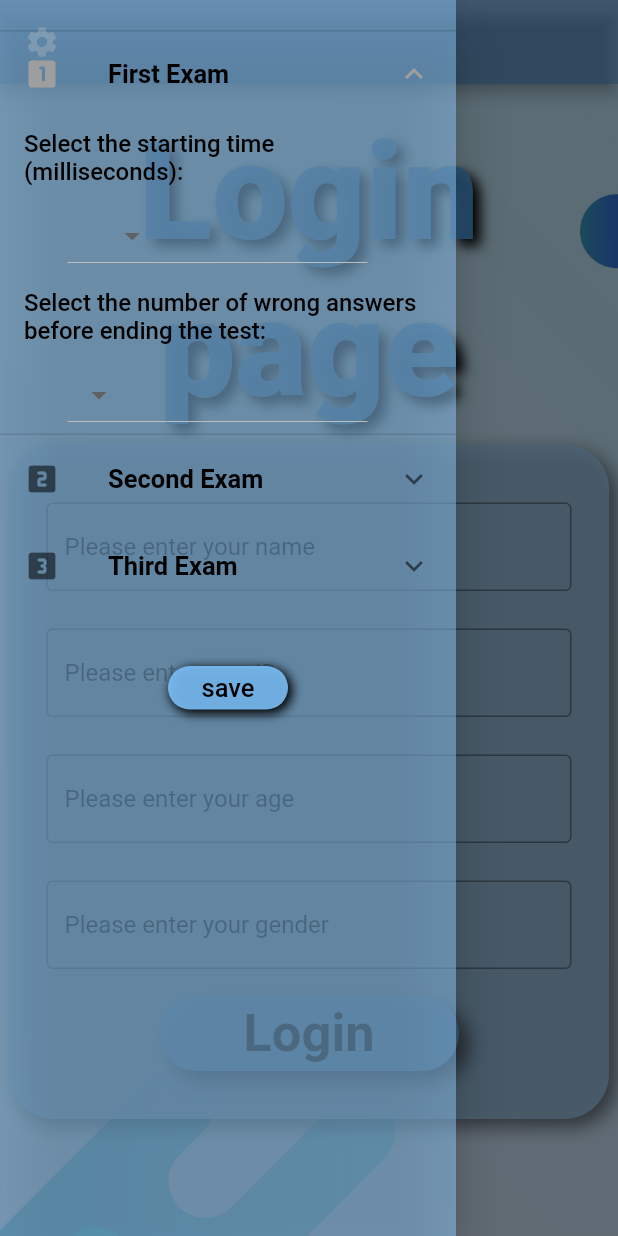
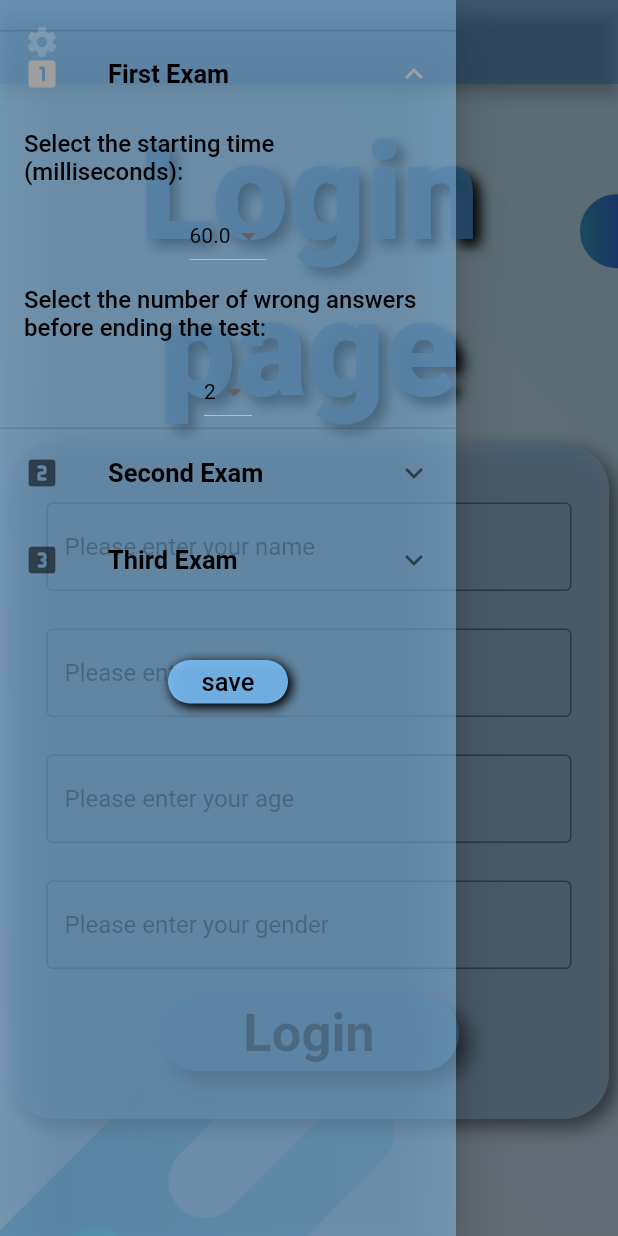
Before and after one commit to May-Cohen/ECT-project, a Flutter app: the screen it shows after launch, after a tap on the "settings" icon, after a tap on "First Exam", on a phone screen of 412 x 824 dp. Run offline on Flutter 3.47's test engine with Material 2 defaults, Android fonts, the phone set to English and light mode, and no system bars; our stand-ins replace csv, get, google_fonts, permission_handler; missing offline and left inert: external_path; Roboto replaces fonts that are missing (Alkatra).

Commit message:
setting bar update

```diff
--- a/lib/Setting bar.dart
+++ b/lib/Setting bar.dart
@@ -1,3 +1,5 @@
+import 'dart:collection';
+
 import 'package:flutter/material.dart';
 import 'globals.dart' as globals;
 
@@ -8,11 +10,20 @@ String show4 = '';
 String show5 = '';
 String show6 = '';
 String show7 = '';
+double drop1 = 60.0;
+int drop2 = 2;
+int drop3 = 5;
+int drop4 = 1;
+int drop5 = 1;
 
-class SettingBar extends StatelessWidget {
+class SettingBar extends StatefulWidget {
   const SettingBar({super.key});
 
   @override
+  State<SettingBar> createState() => _SettingBar();
+}
+
+class _SettingBar extends State<SettingBar> {
   Widget build(BuildContext context) {
     return Drawer(
       backgroundColor: Colors.blue[200]?.withOpacity(0.5),
@@ -40,22 +51,29 @@ class SettingBar extends StatelessWidget {
                 ),
               ),
               Row(
+                mainAxisAlignment: MainAxisAlignment.center,
+                crossAxisAlignment: CrossAxisAlignment.center,
                 children: [
-                  const SizedBox(
-                    width: 45,
-                  ),
                   SizedBox(
-                    height: 50,
-                    width: 200,
                     child: DropdownButton<double>(
+                      value: drop1,
                       items: <double>[80, 75, 70, 65, 60, 55, 50]
                           .map((double value1) {
                         return DropdownMenuItem<double>(
                           value: value1,
-                          child: Text(value1.toString()),
+                          child: Text(
+                            value1.toString(),
+                            style: const TextStyle(
+                                fontSize: 14,
+                                color: Colors.black,
+                                fontFamily: 'Alkatra'),
+                          ),
                         );
                       }).toList(),
                       onChanged: (value1) {
+                        setState(() {
+                          drop1 = value1!;
+                        });
                         globals.time1 = value1!;
                         globals.init = value1;
                       },
@@ -71,21 +89,28 @@ class SettingBar extends StatelessWidget {
                 ),
               ),
               Row(
+                mainAxisAlignment: MainAxisAlignment.center,
+                crossAxisAlignment: CrossAxisAlignment.center,
                 children: [
-                  const SizedBox(
-                    width: 45,
-                  ),
                   SizedBox(
-                    height: 50,
-                    width: 200,
                     child: DropdownButton<int>(
+                      value: drop2,
                       items: <int>[5, 4, 3, 2, 1].map((int value2) {
                         return DropdownMenuItem<int>(
                           value: value2,
-                          child: Text(value2.toString()),
+                          child: Text(
+                            value2.toString(),
+                            style: const TextStyle(
+                                fontSize: 14,
+                                color: Colors.black,
+                                fontFamily: 'Alkatra'),
+                          ),
                         );
                       }).toList(),
                       onChanged: (value2) {
+                        setState(() {
+                          drop2 = value2!;
+                        });
                         globals.numOfWrongAnswers1 = value2!;
                       },
                     ),
@@ -113,22 +138,29 @@ class SettingBar extends StatelessWidget {
                 ),
               ),
               Row(
+                mainAxisAlignment: MainAxisAlignment.center,
+                crossAxisAlignment: CrossAxisAlignment.center,
                 children: [
-                  const SizedBox(
-                    width: 45,
-                  ),
                   SizedBox(
-                    height: 50,
-                    width: 200,
                     child: DropdownButton<int>(
+                      value: drop3,
                       items: <int>[10, 9, 8, 7, 6, 5, 4, 3, 2, 1]
                           .map((int value3) {
                         return DropdownMenuItem<int>(
                           value: value3,
-                          child: Text(value3.toString()),
+                          child: Text(
+                            value3.toString(),
+                            style: const TextStyle(
+                                fontSize: 14,
+                                color: Colors.black,
+                                fontFamily: 'Alkatra'),
+                          ),
                         );
                       }).toList(),
                       onChanged: (value3) {
+                        setState(() {
+                          drop3 = value3!;
+                        });
                         globals.numOfGames = value3!;
                       },
                     ),
@@ -143,21 +175,28 @@ class SettingBar extends StatelessWidget {
                 ),
               ),
               Row(
+                mainAxisAlignment: MainAxisAlignment.center,
+                crossAxisAlignment: CrossAxisAlignment.center,
                 children: [
-                  const SizedBox(
-                    width: 45,
-                  ),
                   SizedBox(
-                    height: 50,
-                    width: 200,
                     child: DropdownButton<int>(
+                      value: drop4,
                       items: <int>[5, 4, 3, 2, 1].map((int value4) {
                         return DropdownMenuItem<int>(
                           value: value4,
-                          child: Text(value4.toString()),
+                          child: Text(
+                            value4.toString(),
+                            style: const TextStyle(
+                                fontSize: 14,
+                                color: Colors.black,
+                                fontFamily: 'Alkatra'),
+                          ),
                         );
                       }).toList(),
                       onChanged: (value4) {
+                        setState(() {
+                          drop4 = value4!;
+                        });
                         globals.numOfWrongAnswers2 = value4!;
                       },
                     ),
@@ -172,21 +211,28 @@ class SettingBar extends StatelessWidget {
                 ),
               ),
               Row(
+                mainAxisAlignment: MainAxisAlignment.center,
+                crossAxisAlignment: CrossAxisAlignment.center,
                 children: [
-                  const SizedBox(
-                    width: 45,
-                  ),
                   SizedBox(
-                    height: 50,
-                    width: 200,
                     child: DropdownButton<int>(
+                      value: drop5,
                       items: <int>[1, 2].map((int value5) {
                         return DropdownMenuItem<int>(
                           value: value5,
-                          child: Text(value5.toString()),
+                          child: Text(
+                            value5.toString(),
+                            style: const TextStyle(
+                                fontSize: 14,
+                                color: Colors.black,
+                                fontFamily: 'Alkatra'),
+                          ),
                         );
                       }).toList(),
                       onChanged: (value5) {
+                        setState(() {
+                          drop5 = value5!;
+                        });
                         globals.version = value5!;
                       },
                     ),
```
